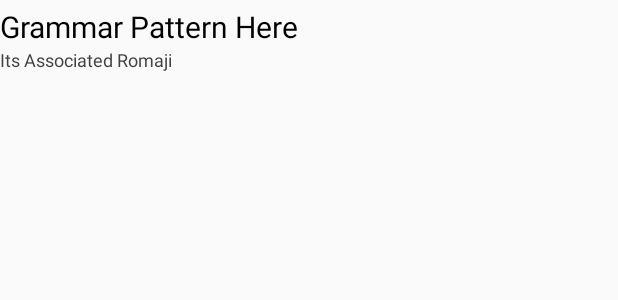
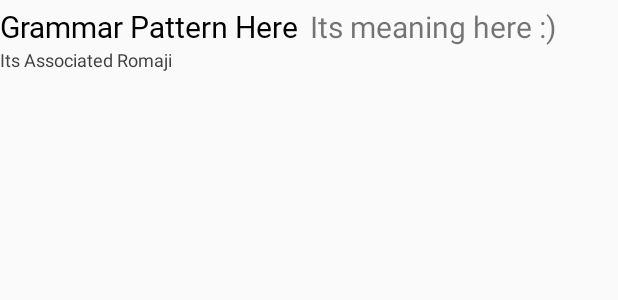
Before and after one commit to nrchan/ProjectJLPT, an Android app: the layout grammar_list_item.xml on its own in the app's theme, with its tools: preview values and no code run, on a phone screen of 412 x 824 dp. Shown: the top 300 px of the screen. Run offline under Robolectric (Android 15) with nearby library versions, the phone set to English and light mode, and no system bars.

Commit message:
add cjk font

```diff
--- a/app/src/main/java/com/example/nr/projectjlpt/GrammarPointAdapter.kt
+++ b/app/src/main/java/com/example/nr/projectjlpt/GrammarPointAdapter.kt
@@ -21,8 +21,9 @@ class GrammarPointAdapter(private val grammars: ArrayList<GrammarPoint>, private
     }
 
     override fun onBindViewHolder(holder: ViewHolder, position: Int) {
-        val pattern = grammars[position].pattern + " / " + grammars[position].meaning
+        val pattern = grammars[position].pattern + " / "
         holder.grammarPattern.text = pattern
+        holder.grammarMeaning.text = grammars[position].meaning
         holder.grammarRomaji.text = grammars[position].romaji
     }
 
@@ -31,5 +32,6 @@ class GrammarPointAdapter(private val grammars: ArrayList<GrammarPoint>, private
 
 class ViewHolder (view: View) : RecyclerView.ViewHolder(view) {
     val grammarPattern : TextView = view.grammar_pattern
+    val grammarMeaning : TextView = view.grammar_meaning
     val grammarRomaji : TextView = view.grammar_romaji
 }
--- a/app/src/main/java/com/example/nr/projectjlpt/MainActivity.kt
+++ b/app/src/main/java/com/example/nr/projectjlpt/MainActivity.kt
@@ -5,8 +5,6 @@ import androidx.appcompat.app.AppCompatActivity
 import android.os.Bundle
 import kotlinx.android.synthetic.main.activity_main.*
 import android.graphics.Typeface
-
-
 
 class MainActivity : AppCompatActivity() {
 
--- a/app/src/main/res/font/noto_sans_cjk_regular.xml
+++ b/app/src/main/res/font/noto_sans_cjk_regular.xml
@@ -1,7 +1,5 @@
 <?xml version="1.0" encoding="utf-8"?>
-<font-family xmlns:android="http://schemas.android.com/apk/res/android">
-    <?xml version="1.0" encoding="utf-8"?>
-    <font-family xmlns:android="http://schemas.android.com/apk/res/android"
+<font-family xmlns:android="http://schemas.android.com/apk/res/android"
                  xmlns:app="http://schemas.android.com/apk/res-auto">
         <font
                 android:fontStyle="normal"
@@ -11,5 +9,4 @@
                 app:fontWeight="400"
                 app:font="@font/notosanscjkjp_regular"
         />
-    </font-family>
 </font-family>
--- a/app/src/main/res/font/noto_sans_cjk_thin.xml
+++ b/app/src/main/res/font/noto_sans_cjk_thin.xml
@@ -1,7 +1,5 @@
 <?xml version="1.0" encoding="utf-8"?>
-<font-family xmlns:android="http://schemas.android.com/apk/res/android">
-    <?xml version="1.0" encoding="utf-8"?>
-    <font-family xmlns:android="http://schemas.android.com/apk/res/android"
+<font-family xmlns:android="http://schemas.android.com/apk/res/android"
                  xmlns:app="http://schemas.android.com/apk/res-auto">
         <font
                 android:fontStyle="normal"
@@ -11,5 +9,4 @@
                 app:fontWeight="400"
                 app:font="@font/notosanscjkjp_thin"
         />
-    </font-family>
 </font-family>
--- a/app/src/main/res/font/noto_serif_cjk_black.xml
+++ b/app/src/main/res/font/noto_serif_cjk_black.xml
@@ -1,7 +1,5 @@
 <?xml version="1.0" encoding="utf-8"?>
-<font-family xmlns:android="http://schemas.android.com/apk/res/android">
-    <?xml version="1.0" encoding="utf-8"?>
-    <font-family xmlns:android="http://schemas.android.com/apk/res/android"
+<font-family xmlns:android="http://schemas.android.com/apk/res/android"
                  xmlns:app="http://schemas.android.com/apk/res-auto">
         <font
                 android:fontStyle="normal"
@@ -11,5 +9,4 @@
                 app:fontWeight="400"
                 app:font="@font/notoserifcjkjp_black"
         />
-    </font-family>
 </font-family>
--- a/app/src/main/res/font/noto_serif_cjk_extralight.xml
+++ b/app/src/main/res/font/noto_serif_cjk_extralight.xml
@@ -1,6 +1,4 @@
 <?xml version="1.0" encoding="utf-8"?>
-<font-family xmlns:android="http://schemas.android.com/apk/res/android">
-    <?xml version="1.0" encoding="utf-8"?>
     <font-family xmlns:android="http://schemas.android.com/apk/res/android"
                  xmlns:app="http://schemas.android.com/apk/res-auto">
         <font
@@ -11,5 +9,4 @@
                 app:fontWeight="400"
                 app:font="@font/notoserifcjkjp_extralight"
         />
-    </font-family>
 </font-family>
--- a/app/src/main/res/font/noto_serif_cjk_regular.xml
+++ b/app/src/main/res/font/noto_serif_cjk_regular.xml
@@ -1,5 +1,3 @@
-<?xml version="1.0" encoding="utf-8"?>
-<font-family xmlns:android="http://schemas.android.com/apk/res/android">
 <?xml version="1.0" encoding="utf-8"?>
 <font-family xmlns:android="http://schemas.android.com/apk/res/android"
             xmlns:app="http://schemas.android.com/apk/res-auto">
@@ -12,4 +10,3 @@
             app:font="@font/notoserifcjkjp_regular"
     />
 </font-family>
-</font-family>
--- a/app/src/main/res/layout/activity_main.xml
+++ b/app/src/main/res/layout/activity_main.xml
@@ -13,7 +13,7 @@
             android:layout_height="wrap_content" android:id="@+id/main_activity_title"
             android:layout_marginTop="96dp"
             app:layout_constraintTop_toTopOf="parent" app:layout_constraintEnd_toEndOf="parent"
-            android:layout_marginEnd="8dp" android:textColor="@color/titleText" android:textStyle="bold"
+            android:layout_marginEnd="8dp" android:textColor="@color/titleText"
             android:fontFamily="@font/noto_sans_cjk_black" android:textAlignment="textEnd"
             android:textSize="36sp" app:layout_constraintStart_toStartOf="parent" android:layout_marginStart="8dp"
             app:layout_constraintHorizontal_bias="1.0"/>
--- a/app/src/main/res/layout/grammar_list_item.xml
+++ b/app/src/main/res/layout/grammar_list_item.xml
@@ -3,19 +3,32 @@
         xmlns:android="http://schemas.android.com/apk/res/android"
         android:orientation="vertical"
         android:layout_width="match_parent"
-        android:layout_height="wrap_content">
+        android:layout_height="wrap_content" android:paddingTop="4sp">
 
-    <TextView
-            android:id="@+id/grammar_pattern"
+    <LinearLayout
+            android:orientation="horizontal"
             android:layout_width="match_parent"
-            android:layout_height="wrap_content"
-            android:text="@string/grammar_list_pattern_default"
-            android:textSize="20sp" android:paddingTop="4sp" android:textColor="@color/titleText"/>
+            android:layout_height="wrap_content">
+        <TextView
+                android:id="@+id/grammar_pattern"
+                android:layout_width="wrap_content"
+                android:layout_height="wrap_content"
+                android:text="@string/grammar_list_pattern_default"
+                android:textSize="20sp" android:textColor="@color/titleText"
+                android:paddingStart="0sp" android:paddingEnd="4sp" android:fontFamily="@font/noto_serif_cjk_regular"
+        />
+        <TextView
+                android:text="@string/grammar_list_meaning_default"
+                android:layout_width="0dp"
+                android:layout_height="wrap_content" android:id="@+id/grammar_meaning" android:layout_weight="1"
+                android:textSize="20sp" android:paddingStart="4sp" android:paddingEnd="0sp"
+        />
+    </LinearLayout>
     <TextView
             android:id="@+id/grammar_romaji"
             android:text="@string/grammar_list_romaji_default"
             android:layout_width="match_parent"
             android:layout_height="wrap_content"
-            android:textSize="12sp" android:paddingBottom="4sp" android:textColor="@color/normalText"/>
+            android:textSize="12sp" android:textColor="@color/normalText"/>
 
 </LinearLayout>
--- a/app/src/main/res/values/colors.xml
+++ b/app/src/main/res/values/colors.xml
@@ -3,7 +3,7 @@
     <color name="colorPrimary">#FFDE03</color>
     <color name="colorPrimaryDark">#c7ad00</color>
     <color name="colorAccent">#ffff54</color>
-    <color name="colorSecondary">#304ffe</color>
+    <color name="colorSecondary">#304FFE</color>
     <color name="colorSecondaryDark">#0026ca</color>
     <color name="secondaryColorAccent">#7a7cff</color>
     <color name="titleText">#000000</color>
--- a/app/src/main/res/values/strings.xml
+++ b/app/src/main/res/values/strings.xml
@@ -5,4 +5,5 @@
     <string name="grammar_list_activity_btn_text">Grammar List</string>
     <string name="grammar_list_activity_title">All the grammar</string>
     <string name="main_activity_title">お帰りなさい！</string>
+    <string name="grammar_list_meaning_default">Its meaning here :)</string>
 </resources>
```
Lines whose indentation alone changed are shown as unchanged.
